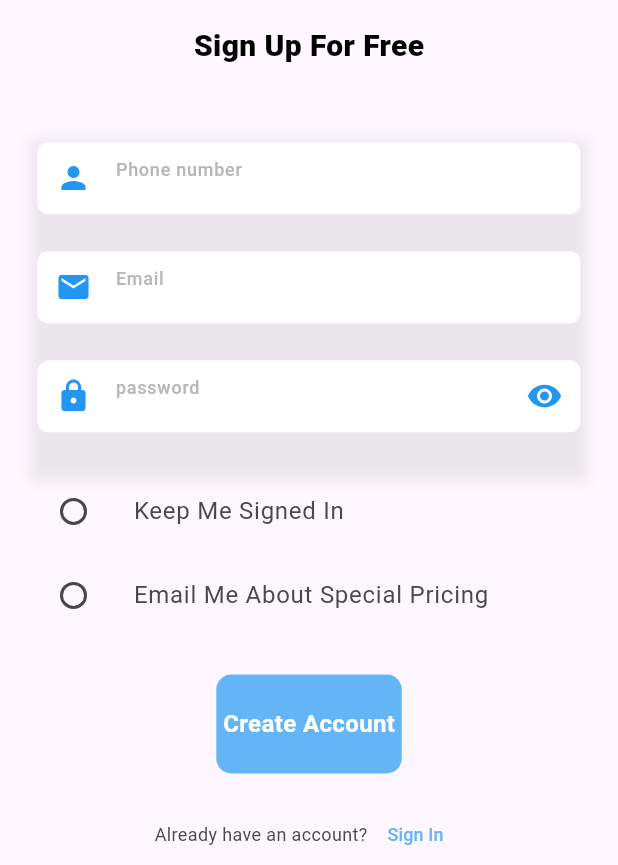
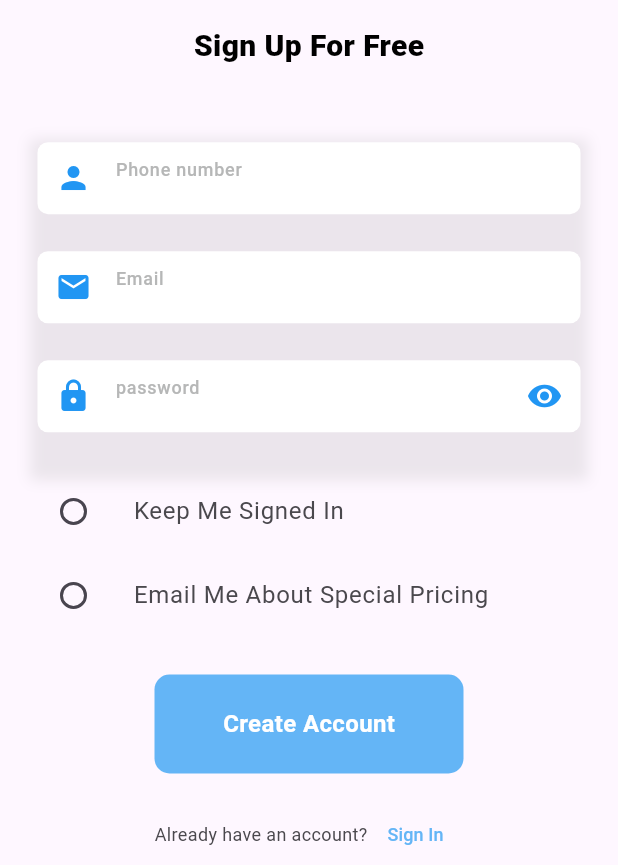
Before and after one commit to Ephrem-shimels21/food_delivery_app_, a Flutter app: the Signup screen opened by its route, on a phone screen of 412 x 824 dp, the part 371-1236 px from its top. Run offline on Flutter 3.47's test engine with Material 3 defaults, Android fonts, the phone set to English and light mode, and no system bars; our stand-ins replace go_router, google_fonts; Roboto replaces fonts that are missing (metropolis).

Commit message:
modify the size of create account button

```diff
--- a/lib/auth/screens/signup.dart
+++ b/lib/auth/screens/signup.dart
@@ -154,6 +154,7 @@ class _SignupState extends State<Signup> {
             SizedBox(height: media.height * 0.03),
             RectangleButton(
               text: "Create Account",
+              width: media.width * 0.5,
               onPressed: () {},
             ),
             SizedBox(height: media.height * 0.02),
```
